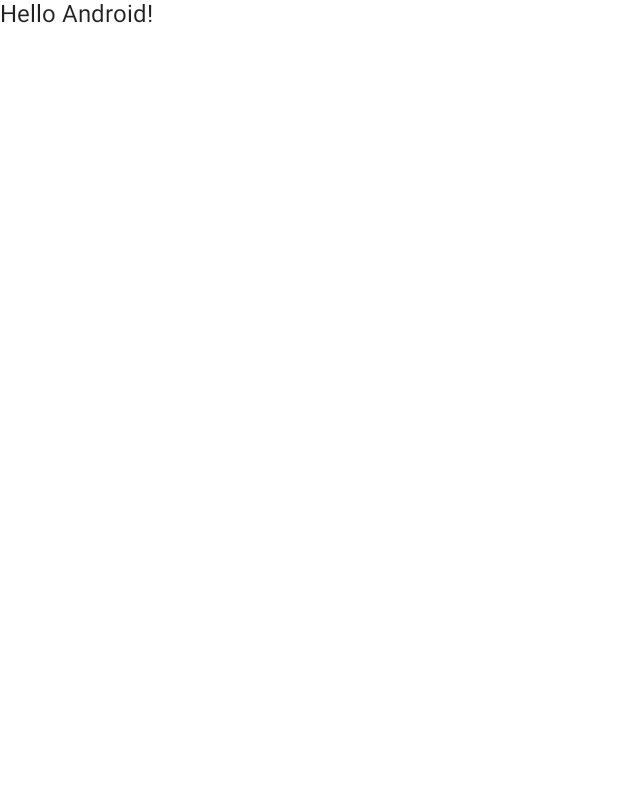
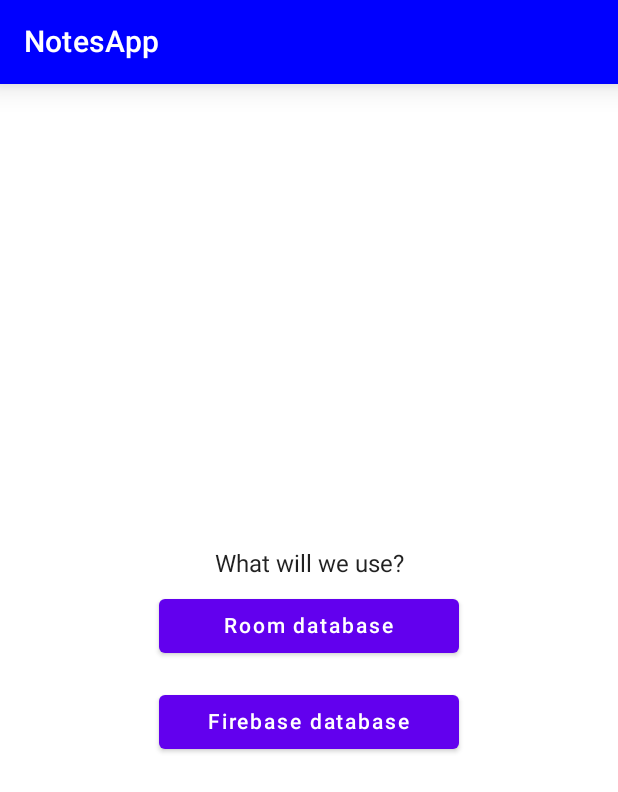
Before and after one commit to assssseeeee/Notes, an Android app built with Jetpack Compose: the screen it shows after launch (MainActivity), on a phone screen of 412 x 824 dp. Before the commit the part shown is almost empty. Shown: the top 792 px of the screen. Run offline under Robolectric (Android 15) with nearby library versions, the phone set to English and light mode, and no system bars.

Commit message:
create markup

```diff
--- a/app/build.gradle
+++ b/app/build.gradle
@@ -60,4 +60,8 @@ dependencies {
     androidTestImplementation "androidx.compose.ui:ui-test-junit4:$compose_ui_version"
     debugImplementation "androidx.compose.ui:ui-tooling:$compose_ui_version"
     debugImplementation "androidx.compose.ui:ui-test-manifest:$compose_ui_version"
+
+    def nav_version = "2.4.1"
+
+    implementation("androidx.navigation:navigation-compose:$nav_version")
 }
--- a/app/src/main/java/com/example/notes/MainActivity.kt
+++ b/app/src/main/java/com/example/notes/MainActivity.kt
@@ -3,41 +3,51 @@ package com.example.notes
 import android.os.Bundle
 import androidx.activity.ComponentActivity
 import androidx.activity.compose.setContent
-import androidx.compose.foundation.layout.fillMaxSize
-import androidx.compose.material.MaterialTheme
-import androidx.compose.material.Surface
-import androidx.compose.material.Text
+import androidx.compose.foundation.layout.padding
+import androidx.compose.material.*
 import androidx.compose.runtime.Composable
 import androidx.compose.ui.Modifier
+import androidx.compose.ui.graphics.Color
 import androidx.compose.ui.tooling.preview.Preview
+import androidx.compose.ui.unit.dp
+import com.example.notes.navigation.NotesNavHost
 import com.example.notes.ui.theme.NotesTheme
 
 class MainActivity : ComponentActivity() {
+
     override fun onCreate(savedInstanceState: Bundle?) {
         super.onCreate(savedInstanceState)
         setContent {
             NotesTheme {
-                // A surface container using the 'background' color from the theme
-                Surface(
-                    modifier = Modifier.fillMaxSize(),
-                    color = MaterialTheme.colors.background
-                ) {
-                    Greeting("Android")
-                }
+                Scaffold(
+                    topBar = {
+                        TopAppBar(
+                            title = {
+                                Text(text = "NotesApp")
+                            },
+                            backgroundColor = Color.Blue,
+                            contentColor = Color.White,
+                            elevation = 12.dp
+                        )
+                    },
+                    content = { padding ->
+                        Surface(
+                            modifier = Modifier.padding(padding),
+                            color = MaterialTheme.colors.background
+                        ) {
+                            NotesNavHost()
+                        }
+                    }
+                )
             }
         }
     }
 }
 
-@Composable
-fun Greeting(name: String) {
-    Text(text = "Hello $name!")
-}
 
 @Preview(showBackground = true)
 @Composable
 fun DefaultPreview() {
     NotesTheme {
-        Greeting("Android")
     }
 }
--- /dev/null
+++ b/app/src/main/java/com/example/notes/navigation/NotesNavHost.kt
@@ -0,0 +1,30 @@
+package com.example.notes.navigation
+
+import androidx.compose.runtime.Composable
+import androidx.navigation.compose.NavHost
+import androidx.navigation.compose.composable
+import androidx.navigation.compose.rememberNavController
+import com.example.notes.screens.AddScreen
+import com.example.notes.screens.MainScreen
+import com.example.notes.screens.NoteScreen
+import com.example.notes.screens.StartScreen
+
+
+sealed class NavRoute(val route: String) {
+    object Start : NavRoute("start_screen")
+    object Main : NavRoute("main_screen")
+    object Add : NavRoute("add_screen")
+    object Note : NavRoute("note_screen")
+}
+
+@Composable
+fun NotesNavHost() {
+    val navController = rememberNavController()
+
+    NavHost(navController = navController, startDestination = NavRoute.Start.route) {
+        composable(NavRoute.Start.route) { StartScreen(navController = navController) }
+        composable(NavRoute.Add.route) { AddScreen(navController = navController) }
+        composable(NavRoute.Note.route) { NoteScreen(navController = navController) }
+        composable(NavRoute.Main.route) { MainScreen(navController = navController) }
+    }
+}
--- /dev/null
+++ b/app/src/main/java/com/example/notes/screens/StartScreen.kt
@@ -0,0 +1,54 @@
+package com.example.notes.screens
+
+import androidx.compose.foundation.layout.*
+import androidx.compose.material.Button
+import androidx.compose.material.Scaffold
+import androidx.compose.material.Text
+import androidx.compose.runtime.Composable
+import androidx.compose.ui.Alignment
+import androidx.compose.ui.Modifier
+import androidx.compose.ui.tooling.preview.Preview
+import androidx.compose.ui.unit.dp
+import androidx.navigation.NavHostController
+import androidx.navigation.compose.rememberNavController
+import com.example.notes.navigation.NavRoute
+import com.example.notes.ui.theme.NotesTheme
+
+@Composable
+fun StartScreen(navController: NavHostController) {
+    Scaffold(
+        modifier = Modifier.fillMaxSize(),
+    ) { padding ->
+        Column(
+            modifier = Modifier.fillMaxSize(),
+            horizontalAlignment = Alignment.CenterHorizontally,
+            verticalArrangement = Arrangement.Center
+        ) {
+            Text(text = "What will we use?")
+            Button(
+                onClick = { navController.navigate(route = NavRoute.Main.route) },
+                modifier = Modifier
+                    .width(200.dp)
+                    .padding(vertical = 8.dp)
+            ) {
+                Text(text = "Room database")
+            }
+            Button(
+                onClick = { navController.navigate(route = NavRoute.Main.route) },
+                modifier = Modifier
+                    .width(200.dp)
+                    .padding(vertical = 8.dp)
+            ) {
+                Text(text = "Firebase database")
+            }
+        }
+    }
+}
+
+@Preview(showBackground = true)
+@Composable
+fun prevStartScreen() {
+    NotesTheme {
+        StartScreen(navController = rememberNavController())
+    }
+}
```
Also changed, not shown: app/src/main/java/com/example/notes/screens/AddScreen.kt (added, +67 -0 lines), app/src/main/java/com/example/notes/screens/MainScreen.kt (added, +90 -0 lines), app/src/main/java/com/example/notes/screens/NoteScreen.kt (added, +65 -0 lines).
